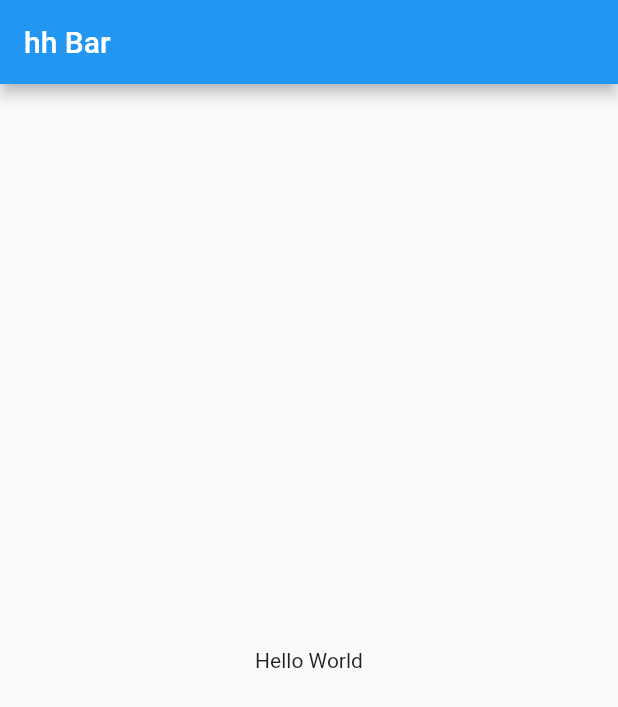
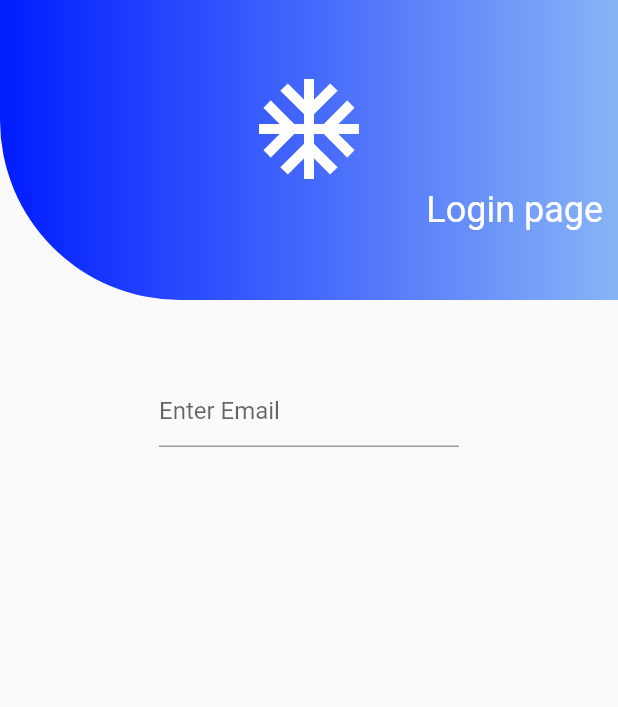
Before and after one commit to t0nxx/play-with-flutter, a Flutter app: the screen it shows after launch, on a phone screen of 412 x 824 dp. Shown: the top 707 px of the screen. Run offline on Flutter 3.47's test engine with Material 2 defaults, Android fonts, the phone set to English and light mode, and no system bars.

Commit message:
basic screen with email input

```diff
--- a/lib/main.dart
+++ b/lib/main.dart
@@ -6,16 +6,62 @@ class MyApp extends StatelessWidget {
   @override
   Widget build(BuildContext context) {
     return MaterialApp(
-      title: 'Material App',
       home: Scaffold(
-        appBar: AppBar(
-          title: Text('hh Bar',),
-        ),
-        body: Center(
-          child: Container(
-            child: Text('Hello World' , textAlign: TextAlign.center,),
+        body:Container(
+            child: Column(
+              children: <Widget>[
+                Container(
+                  width: 600,
+                  height: 200,
+                  decoration: BoxDecoration(
+                    gradient: LinearGradient(
+                      colors: [
+                        Color(0xFF001CFF),
+                        Color(0xFF88B4F7)
+                      ]
+                    ),
+                    borderRadius: BorderRadius.only(
+                      bottomLeft: Radius.circular(120)
+                    )
+                  ),
+                  child: Column(
+                    mainAxisAlignment: MainAxisAlignment.center,
+                    children: <Widget>[
+                      Align(
+                        alignment: Alignment.center,
+                        child: Icon(
+                          Icons.ac_unit,size: 80,
+                          color: Colors.white,)
+                          ),
+                      Align(
+                        alignment: Alignment.bottomRight,
+                        child : Padding(
+                          padding: EdgeInsets.only(
+                            right: 10
+                          ),
+                        child: Text(
+                          'Login page',
+                          style: (TextStyle(
+                            color: Colors.white,
+                            fontSize: 24
+                          )),
+                        )
+                        )
+                      )
+                    ],
+                  ),
+                ),
+                Container(
+                  padding: EdgeInsets.only(top: 50),
+                  width: 200,
+                  child: TextField(
+                    decoration: InputDecoration(
+                      hintText: 'Enter Email'
+                    ),
+                  ),
+                )
+            ],)
           ),
-        ),
       ),
     );
   }
```
